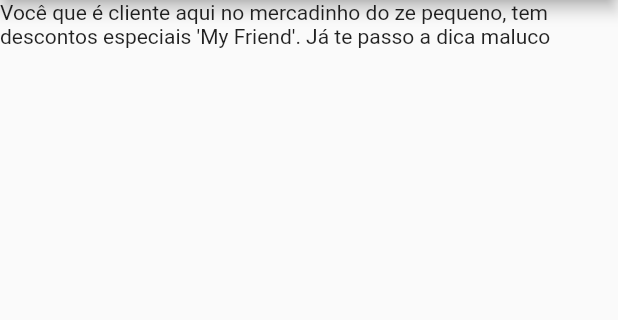
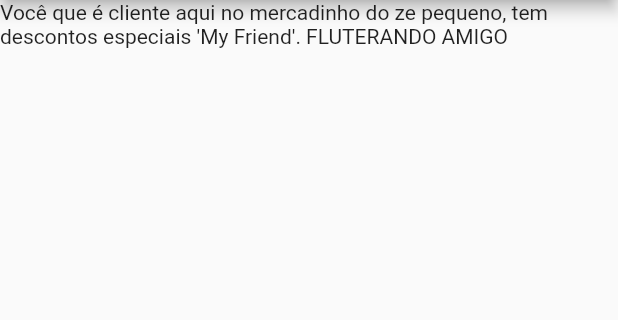
Before and after one commit to mferreir4/Flutter_Menu_V01, a Flutter app: the Cliente screen opened directly, on a phone screen of 412 x 824 dp, the part 84-404 px from its top. Run offline on Flutter 3.47's test engine with Material 2 defaults, Android fonts, the light colour scheme and no system bars.

Commit message:
ALteração da classe cliente: Foram alterados as informações do cliente

```diff
--- a/lib/cliente.dart
+++ b/lib/cliente.dart
@@ -12,7 +12,7 @@ class Cliente extends StatelessWidget {
     return Scaffold(
       drawer: NovoMenu(),
       appBar: AppBar(title: Text("Cliente"),),
-      body: Container(child: Text("Você que é cliente aqui no mercadinho do ze pequeno, tem descontos especiais 'My Friend'. Já te passo a dica maluco"),),
+      body: Container(child: Text("Você que é cliente aqui no mercadinho do ze pequeno, tem descontos especiais 'My Friend'. FLUTERANDO AMIGO"),),
       );
   }
 }
```
